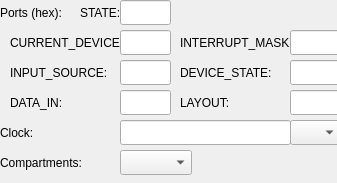
Old version of the form src.qt/hadesvm-cereon/Kis1ControllerEditor.ui in the repository akapustiatyahoocouk/hadesvm.
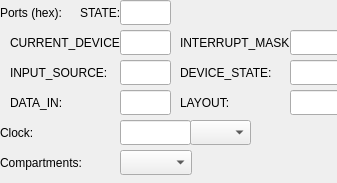
New version of the form.

```diff
--- a/src.qt/hadesvm-cereon/Kis1ControllerEditor.ui
+++ b/src.qt/hadesvm-cereon/Kis1ControllerEditor.ui
@@ -190,9 +190,9 @@
   <widget class="QComboBox" name="clockUnitComboBox">
    <property name="geometry">
     <rect>
-     <x>290</x>
+     <x>190</x>
      <y>120</y>
-     <width>51</width>
+     <width>61</width>
      <height>25</height>
     </rect>
    </property>
@@ -202,7 +202,7 @@
     <rect>
      <x>120</x>
      <y>120</y>
-     <width>171</width>
+     <width>71</width>
      <height>25</height>
     </rect>
    </property>
```
